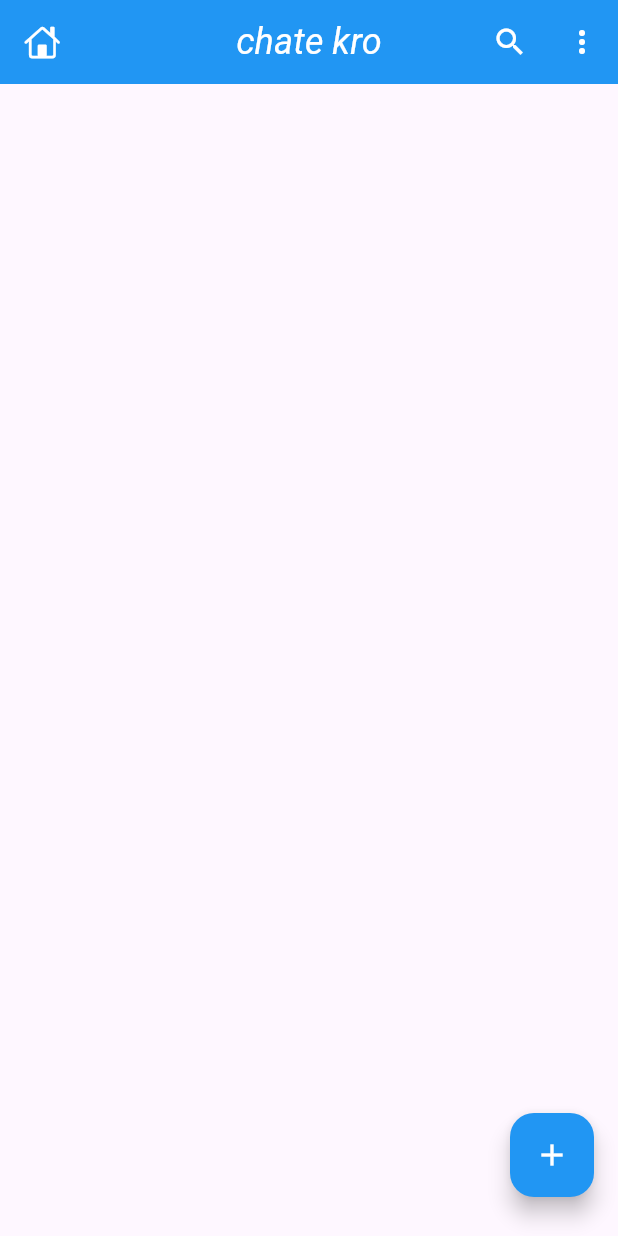
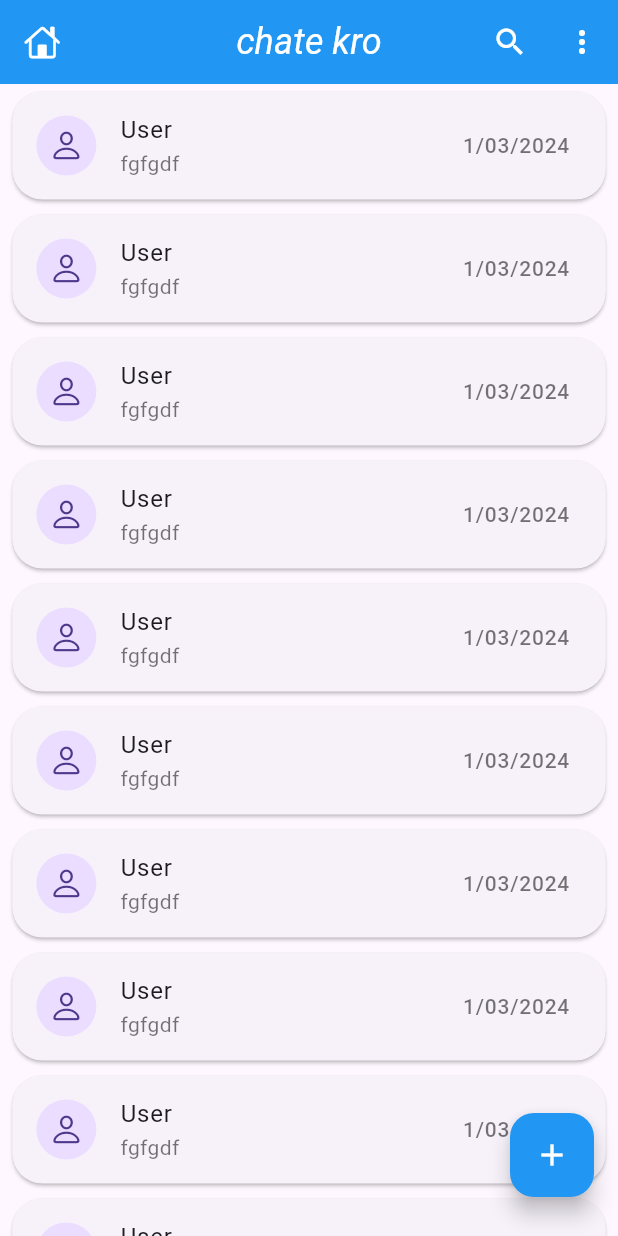
Before and after one commit to Ritik-1106/chat_application, a Flutter app: the HomeScreen screen opened directly, on a phone screen of 412 x 824 dp. Run offline on Flutter 3.47's test engine with Material 3 defaults, Android fonts, the phone set to English and light mode, and no system bars; our stand-ins replace firebase_auth, firebase_core, google_sign_in; accounts and stored records are empty.

Commit message:
chat_ui_design

```diff
--- /dev/null
+++ b/lib/Api/api.dart
@@ -0,0 +1,5 @@
+import 'package:firebase_auth/firebase_auth.dart';
+
+class Api {
+  static FirebaseAuth auth = FirebaseAuth.instance;
+}
--- a/lib/main.dart
+++ b/lib/main.dart
@@ -32,6 +32,7 @@ class MyApp extends StatelessWidget {
               backgroundColor: Colors.blue,
               titleTextStyle:
                   TextStyle(fontStyle: FontStyle.italic, fontSize: 24))),
+
       home: SplashScreen(),
     );
   }
--- a/lib/screens/home_screen.dart
+++ b/lib/screens/home_screen.dart
@@ -1,3 +1,7 @@
+import "package:chit_chat/Api/api.dart";
+import "package:chit_chat/helper/dialogue.dart";
+import "package:chit_chat/screens/auth/login_screen.dart";
+import "package:chit_chat/widgets/chat_user_card.dart";
 import "package:firebase_auth/firebase_auth.dart";
 import "package:firebase_core/firebase_core.dart";
 import "package:flutter/cupertino.dart";
@@ -35,13 +39,27 @@ class _HomeScreenState extends State<HomeScreen> {
         child: FloatingActionButton(
             onPressed: () async {
               // when you press button you sign out from current account
-               await FirebaseAuth.instance.signOut();
+              try {
+                await Api.auth.signOut();
                 await GoogleSignIn().signOut();
-
+                Navigator.pushReplacement(
+                    context, MaterialPageRoute(builder: (_) => LoginScreen()));
+                Dialogue.showSnakbar(
+                    context, "User Has Sign out", Icons.back_hand_rounded, 25);
+              } catch (e) {
+                Dialogue.showSnakbar(
+                context, "kuch toh gadbad h daya", Icons.error, 30);
+              }
             },
             backgroundColor: Colors.blue,
             child: Icon(Icons.add, color: Colors.white)),
       ),
+      body: ListView.builder(
+          itemCount: 16,
+          physics: BouncingScrollPhysics(),
+          itemBuilder: (context, index) {
+            return ChatUserCard();
+          }),
     );
   }
 }
--- /dev/null
+++ b/lib/widgets/chat_user_card.dart
@@ -0,0 +1,42 @@
+
+import 'package:flutter/cupertino.dart';
+import 'package:flutter/material.dart';
+
+class ChatUserCard extends StatefulWidget {
+  const ChatUserCard({super.key});
+
+  @override
+  State<ChatUserCard> createState() => _ChatUserCardState();
+}
+
+class _ChatUserCardState extends State<ChatUserCard> {
+  @override
+  Widget build(BuildContext context) {
+    final Size screensize = MediaQuery.of(context).size;
+    return Card(
+      elevation: 1,
+      margin: EdgeInsets.symmetric(horizontal: screensize.width * .020, vertical: 5),
+      shape: RoundedRectangleBorder(borderRadius: BorderRadius.circular(20)),
+      child: InkWell(
+        onTap: () {
+
+        },
+        child: ListTile(
+          title: Text("User"),
+          subtitle: Text(
+            "fgfgdf",
+            maxLines: 1,
+            style: TextStyle(color: Colors.black54),
+          ),
+          leading: CircleAvatar(
+            child: Icon(CupertinoIcons.person),
+          ),
+          trailing: Text(
+            "1/03/2024",
+            style: TextStyle(fontSize: 14, color: Colors.black54),
+          ),
+        ),
+      ),
+    );
+  }
+}
```
Also changed, not shown: lib/helper/Dialogue.dart (added, +53 -0 lines), lib/screens/auth/login_screen.dart (+25 -5 lines), lib/screens/splash_screen.dart (+4 -3 lines).
